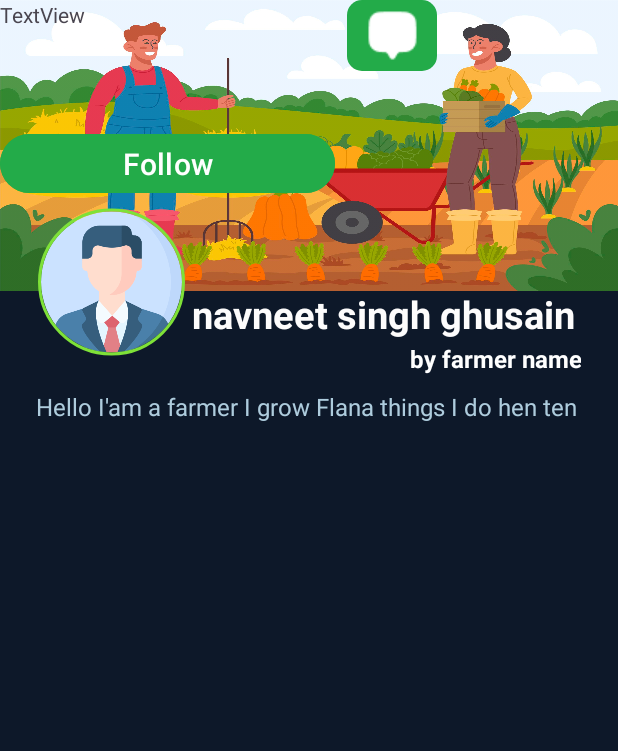
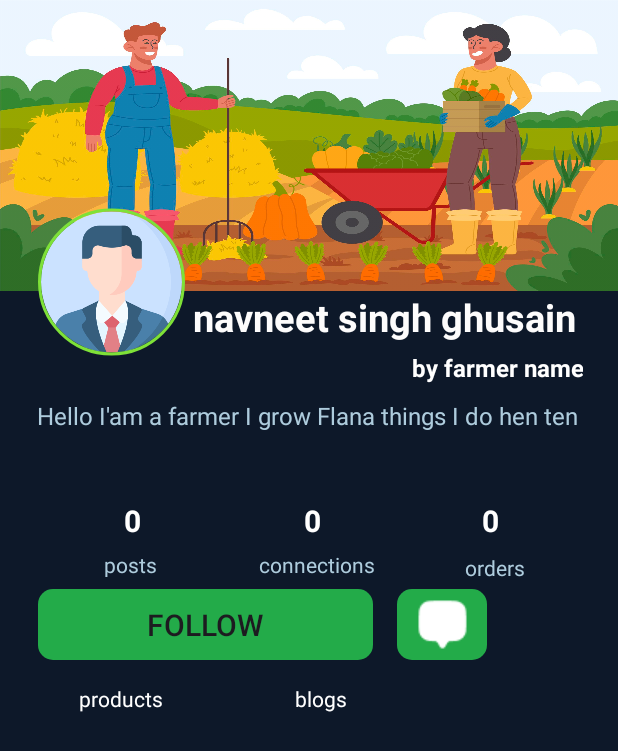
Before and after one commit to satyamsahu1403/farmersapplication, an Android app: the fragment ProfileFragment shown on its own in the app's theme, on a phone screen of 412 x 824 dp. Shown: the top 751 px of the screen. Run offline under Robolectric (Android 15) with nearby library versions, the phone set to English and light mode, and no system bars; our stand-ins replace CircleImageView.

Commit message:
New update

```diff
--- a/app/src/main/res/layout/fragment_profile.xml
+++ b/app/src/main/res/layout/fragment_profile.xml
@@ -13,76 +13,149 @@
         android:layout_height="match_parent">
 
         <TextView
-            android:id="@+id/textView15"
+            android:id="@+id/poststext"
+            android:layout_width="54dp"
+            android:layout_height="18dp"
+            android:layout_marginTop="15dp"
+            android:layout_marginEnd="45dp"
+            android:text="post"
+            android:textAlignment="center"
+            android:textColor="#FFFFFF"
+            app:layout_constraintEnd_toEndOf="parent"
+            app:layout_constraintHorizontal_bias="1.0"
+            app:layout_constraintStart_toEndOf="@+id/poststext"
+            app:layout_constraintTop_toBottomOf="@+id/callicon" />
+
+        <TextView
+            android:id="@+id/poststext"
+            android:layout_width="68dp"
+            android:layout_height="19dp"
+            android:layout_marginStart="46dp"
+            android:layout_marginTop="16dp"
+            android:text="products"
+            android:textAlignment="center"
+            android:textColor="#FFFFFF"
+            app:layout_constraintStart_toStartOf="parent"
+            app:layout_constraintTop_toBottomOf="@+id/chatbutton" />
+
+        <TextView
+            android:id="@+id/poststext"
+            android:layout_width="68dp"
+            android:layout_height="20dp"
+            android:layout_marginStart="66dp"
+            android:layout_marginTop="16dp"
+            android:text="blogs"
+            android:textAlignment="center"
+            android:textColor="#FFFFFF"
+            app:layout_constraintStart_toEndOf="@+id/poststext"
+            app:layout_constraintTop_toBottomOf="@+id/chatbutton" />
+
+        <TextView
+            android:id="@+id/orderstext"
+            android:layout_width="54dp"
+            android:layout_height="18dp"
+            android:layout_marginEnd="55dp"
+            android:text="orders"
+            android:textAlignment="center"
+            android:textColor="#AECCDD"
+            app:layout_constraintEnd_toEndOf="parent"
+            app:layout_constraintHorizontal_bias="1.0"
+            app:layout_constraintStart_toEndOf="@+id/connectiontext"
+            app:layout_constraintTop_toBottomOf="@+id/ordersnumber" />
+
+        <TextView
+            android:id="@+id/poststext"
+            android:layout_width="54dp"
+            android:layout_height="18dp"
+            android:layout_marginStart="60dp"
+            android:text="posts"
+            android:textAlignment="center"
+            android:textColor="#AECCDD"
+            app:layout_constraintStart_toStartOf="parent"
+            app:layout_constraintTop_toBottomOf="@+id/postsnumber" />
+
+        <TextView
+            android:id="@+id/ordersnumber"
+            android:layout_width="48dp"
+            android:layout_height="35dp"
+            android:layout_marginEnd="61dp"
+            android:text="0"
+            android:textAlignment="center"
+            android:textColor="#FFFFFF"
+            android:textSize="20sp"
+            android:textStyle="bold"
+            app:layout_constraintEnd_toEndOf="parent"
+            app:layout_constraintHorizontal_bias="1.0"
+            app:layout_constraintStart_toEndOf="@+id/connectionsnumber"
+            app:layout_constraintTop_toTopOf="@+id/connectionsnumber" />
+
+        <TextView
+            android:id="@+id/connectionsnumber"
             android:layout_width="56dp"
             android:layout_height="33dp"
+            android:layout_marginStart="64dp"
+            android:layout_marginTop="8dp"
             android:text="0"
             android:textAlignment="center"
-            android:textColor="#7EE138"
-            android:textSize="16sp"
-            tools:layout_editor_absoluteX="302dp"
-            tools:layout_editor_absoluteY="319dp" />
+            android:textColor="#FFFFFF"
+            android:textSize="20sp"
+            android:textStyle="bold"
+            app:layout_constraintStart_toEndOf="@+id/postsnumber"
+            app:layout_constraintTop_toBottomOf="@+id/biotext" />
 
         <TextView
-            android:id="@+id/textView15"
+            android:id="@+id/postsnumber"
             android:layout_width="56dp"
             android:layout_height="33dp"
+            android:layout_marginStart="60dp"
             android:text="0"
             android:textAlignment="center"
-            android:textColor="#7EE138"
-            android:textSize="16sp"
-            tools:layout_editor_absoluteX="180dp"
-            tools:layout_editor_absoluteY="319dp" />
-
-        <TextView
-            android:id="@+id/textView15"
-            android:layout_width="56dp"
-            android:layout_height="33dp"
-            android:text="0"
-            android:textAlignment="center"
-            android:textColor="#7EE138"
-            android:textSize="16sp"
-            tools:layout_editor_absoluteX="60dp"
-            tools:layout_editor_absoluteY="319dp" />
+            android:textColor="#FFFFFF"
+            android:textSize="20sp"
+            android:textStyle="bold"
+            app:layout_constraintStart_toStartOf="parent"
+            app:layout_constraintTop_toTopOf="@+id/connectionsnumber" />
 
         <ImageButton
             android:id="@+id/callicon"
-            android:layout_width="61dp"
-            android:layout_height="47dp"
+            android:layout_width="62dp"
+            android:layout_height="49dp"
             android:background="@drawable/rounded_dashboard"
             android:backgroundTint="#23AB49"
             android:src="@drawable/callicon"
-            tools:layout_editor_absoluteX="331dp"
-            tools:layout_editor_absoluteY="404dp" />
+            tools:layout_editor_absoluteX="333dp"
+            tools:layout_editor_absoluteY="392dp" />
 
         <TextView
             android:id="@+id/farmername"
             android:layout_width="207dp"
             android:layout_height="32dp"
-            android:layout_marginStart="180dp"
-            android:layout_marginTop="228dp"
+            android:layout_marginStart="181dp"
+            android:layout_marginEnd="24dp"
             android:singleLine="true"
             android:text="by farmer name"
             android:textAlignment="textEnd"
             android:textColor="#FFFFFF"
             android:textSize="16sp"
             android:textStyle="bold"
+            app:layout_constraintEnd_toEndOf="parent"
             app:layout_constraintStart_toStartOf="parent"
-            app:layout_constraintTop_toTopOf="parent" />
+            app:layout_constraintTop_toBottomOf="@+id/farmname" />
 
         <TextView
             android:id="@+id/farmname"
             android:layout_width="264dp"
             android:layout_height="40dp"
-            android:layout_marginStart="128dp"
-            android:layout_marginTop="192dp"
+            android:layout_marginStart="5dp"
+            android:layout_marginEnd="19dp"
             android:singleLine="true"
             android:text="navneet singh ghusain"
             android:textColor="#FDFCFC"
             android:textSize="25dp"
             android:textStyle="bold"
-            app:layout_constraintStart_toStartOf="parent"
-            app:layout_constraintTop_toTopOf="parent" />
+            app:layout_constraintEnd_toEndOf="parent"
+            app:layout_constraintStart_toEndOf="@+id/circular_profile"
+            app:layout_constraintTop_toBottomOf="@+id/bg_img" />
 
         <ImageView
             android:id="@+id/bg_img"
@@ -109,45 +182,55 @@
             app:layout_constraintTop_toTopOf="parent" />
 
         <TextView
-            android:id="@+id/textView4"
+            android:id="@+id/biotext"
             android:layout_width="364dp"
             android:layout_height="59dp"
             android:layout_marginStart="24dp"
-            android:layout_marginTop="260dp"
+            android:layout_marginEnd="23dp"
             android:text="Hello I'am a farmer I grow Flana things I do hen ten"
             android:textColor="#AECCDD"
             android:textSize="16sp"
+            app:layout_constraintEnd_toEndOf="parent"
             app:layout_constraintStart_toStartOf="parent"
-            app:layout_constraintTop_toTopOf="parent" />
+            app:layout_constraintTop_toBottomOf="@+id/farmername" />
 
-        <Button
-            android:id="@+id/button"
+        <ToggleButton
+            android:id="@+id/followbutton"
             android:layout_width="223dp"
             android:layout_height="47dp"
-            android:layout_marginTop="52dp"
+            android:layout_marginStart="25dp"
+            android:layout_marginTop="8dp"
+            android:background="@drawable/rounded_dashboard"
             android:backgroundTint="#23AB49"
-            android:text="Follow"
+            android:textOff="Follow"
+            android:textOn="Followed"
             android:textSize="20sp"
-            app:layout_constraintTop_toBottomOf="@+id/textView15"
-            tools:layout_editor_absoluteX="25dp" />
+            app:layout_constraintStart_toStartOf="parent"
+            app:layout_constraintTop_toBottomOf="@+id/poststext" />
 
         <ImageButton
-            android:id="@+id/imageButton"
+            android:id="@+id/chatbutton"
             android:layout_width="60dp"
             android:layout_height="47dp"
-            android:layout_marginStart="8dp"
+            android:layout_marginStart="16dp"
+            android:layout_marginTop="8dp"
             android:background="@drawable/rounded_dashboard"
             android:backgroundTint="#23AB49"
             android:src="@drawable/chaticon"
-            app:layout_constraintStart_toEndOf="@+id/button"
-            tools:layout_editor_absoluteY="404dp" />
+            app:layout_constraintStart_toEndOf="@+id/followbutton"
+            app:layout_constraintTop_toBottomOf="@+id/connectiontext" />
+
+        <TextView
+            android:id="@+id/connectiontext"
+            android:layout_width="83dp"
+            android:layout_height="18dp"
+            android:layout_marginStart="56dp"
+            android:text="connections"
+            android:textAlignment="center"
+            android:textColor="#AECCDD"
+            app:layout_constraintStart_toEndOf="@+id/poststext"
+            app:layout_constraintTop_toBottomOf="@+id/connectionsnumber" />
 
     </androidx.constraintlayout.widget.ConstraintLayout>
 
-    <TextView
-        android:id="@+id/textView11"
-        android:layout_width="wrap_content"
-        android:layout_height="wrap_content"
-        android:text="TextView" />
-
 </FrameLayout>
```
